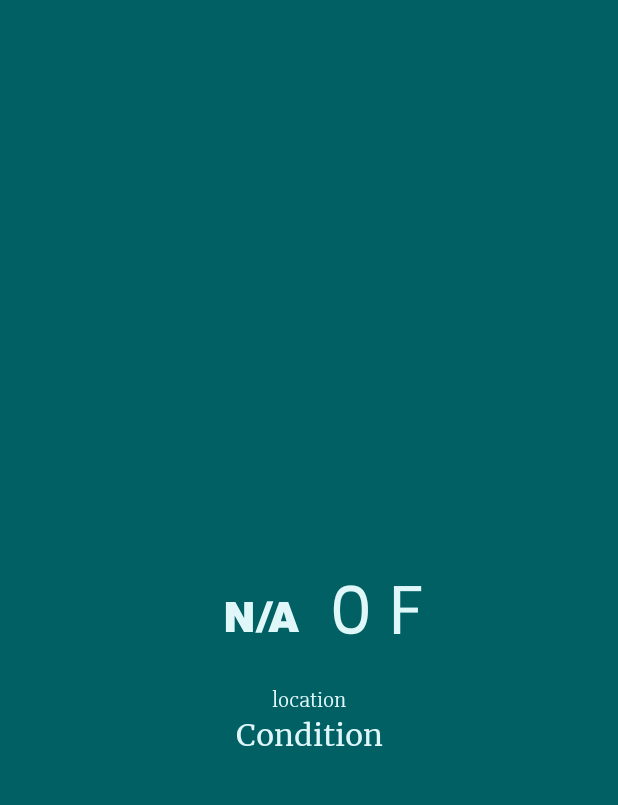
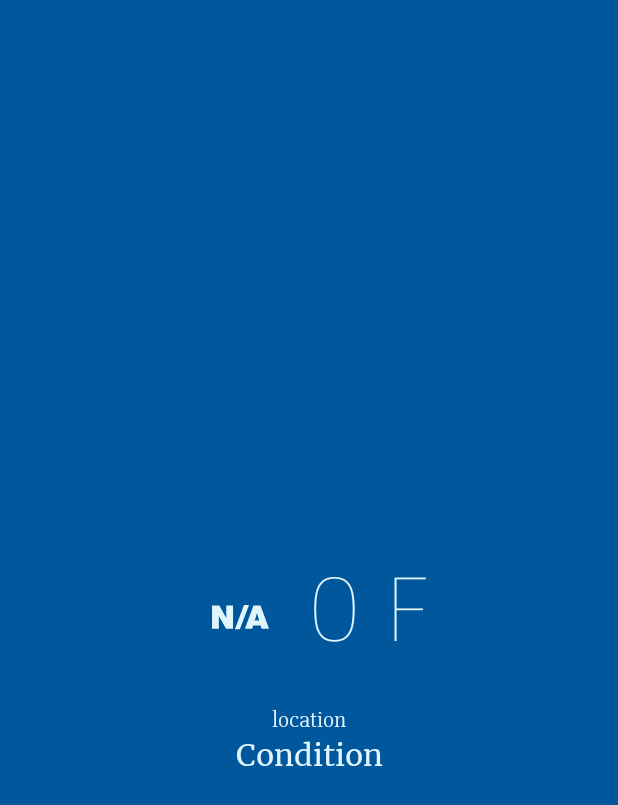
Before and after one commit to UltimateAnjali/WeatherSense, an Android app: the screen it shows after launch (MainActivity), on a phone screen of 412 x 824 dp. Shown: the top 805 px of the screen. Run offline under Robolectric (Android 15) with nearby library versions, the light colour scheme and no system bars.

Commit message:
color changes

```diff
--- a/app/src/main/java/com/katra/weathersense/activities/MainActivity.java
+++ b/app/src/main/java/com/katra/weathersense/activities/MainActivity.java
@@ -45,7 +45,7 @@ public class MainActivity extends AppCompatActivity implements WeatherServiceCal
         weatherIcon = (ImageView)findViewById(R.id.weatherCondImageView);
 
         fontFace = new MyFonts(getApplicationContext());
-        tempText.setTypeface(fontFace.getPoppins());
+        tempText.setTypeface(fontFace.getPoppinsThin());
         locText.setTypeface(fontFace.getSlabo());
         condText.setTypeface(fontFace.getMerri());
 
--- a/app/src/main/java/com/katra/weathersense/classes/MyFonts.java
+++ b/app/src/main/java/com/katra/weathersense/classes/MyFonts.java
@@ -21,8 +21,8 @@ public class MyFonts {
         return mTypeface;
     }
 
-    public Typeface getPoppins(){
-        mTypeface = Typeface.createFromAsset(mContext.getAssets(),"fonts/Poppins-Regular.ttf");
+    public Typeface getPoppinsThin(){
+        mTypeface = Typeface.createFromAsset(mContext.getAssets(),"fonts/Poppins-Thin.ttf");
         return mTypeface;
     }
 
--- a/app/src/main/res/layout/activity_main.xml
+++ b/app/src/main/res/layout/activity_main.xml
@@ -12,15 +12,17 @@
         android:layout_height="wrap_content"
         android:orientation="horizontal"
         android:id="@+id/tempLinearLayout"
-        android:layout_centerInParent="true"
-        android:gravity="center">
+        android:layout_centerInParent="true">
 
         <ImageView
-            android:layout_width="90dp"
-            android:layout_height="90dp"
             android:id="@+id/weatherCondImageView"
+            android:layout_width="70dp"
+            android:layout_height="70dp"
+            android:layout_marginRight="10dp"
             android:src="@drawable/wi_3200"
-            android:tint="@color/text_color" />
+            android:tint="@color/text_color"
+            android:layout_gravity="center_vertical"
+            android:gravity="center_vertical"/>
 
         <TextView
             android:layout_width="match_parent"
@@ -29,7 +31,8 @@
             android:id="@+id/tempTextView"
             android:layout_below="@+id/weatherCondImageView"
             android:layout_gravity="center_vertical"
-            android:textSize="45sp"
+            android:gravity="center_vertical"
+            android:textSize="60sp"
             android:textColor="@color/text_color"/>
     </LinearLayout>
 
@@ -39,6 +42,7 @@
         android:id="@+id/locTextView"
         android:layout_below="@+id/tempLinearLayout"
         android:gravity="center"
+        android:layout_marginTop="10dp"
         android:text="location"
         android:textSize="15sp"
         android:textColor="@color/text_color"/>
--- a/app/src/main/res/values/colors.xml
+++ b/app/src/main/res/values/colors.xml
@@ -4,6 +4,6 @@
     <color name="colorPrimaryDark">#1976D2</color>
     <color name="colorAccent">#FF9800</color>
 
-    <color name="background_color">#006064</color>
-    <color name="text_color">#E0F7FA</color>
+    <color name="background_color">#01579B</color>
+    <color name="text_color">#E1F5FE</color>
 </resources>
```
Also changed, not shown: app/src/main/assets/fonts/Poppins-Regular.ttf (deleted), app/src/main/assets/fonts/Poppins-Thin.ttf (added).
